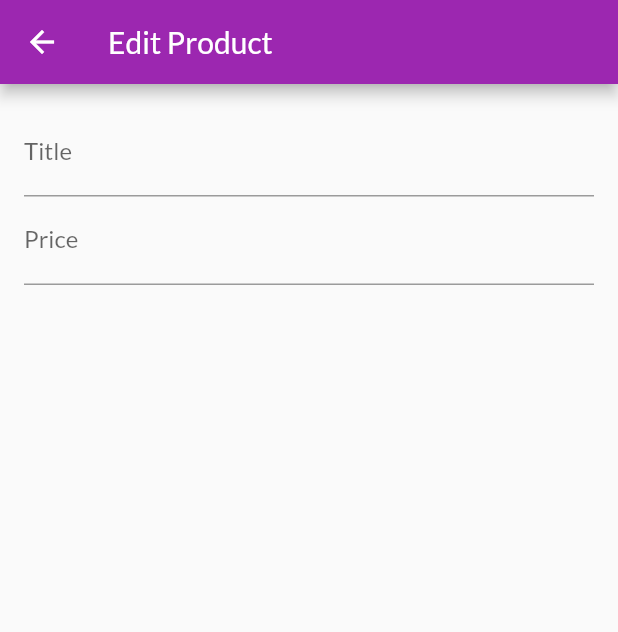
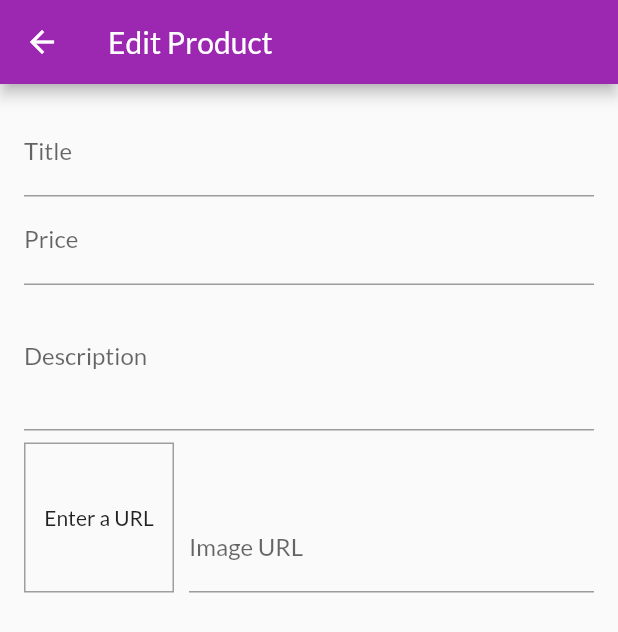
Before and after one commit to sollymay/shop_app, a Flutter app: the EditProductScreen screen opened by its route, on a phone screen of 412 x 824 dp. Shown: the top 632 px of the screen. Run offline on Flutter 3.47's test engine with Material 2 defaults, Android fonts, the phone set to English and light mode, and no system bars; network calls fail.

Commit message:
added image for user upload

```diff
--- a/lib/screens/edit_product_screen.dart
+++ b/lib/screens/edit_product_screen.dart
@@ -8,6 +8,32 @@ class EditProductScreen extends StatefulWidget {
 
 class _EditProductScreenState extends State<EditProductScreen> {
   final _priceFocusNode = FocusNode();
+  final _descriptionFocusNode = FocusNode();
+  final _imageUrlController = TextEditingController();
+  final _imageUrlFocusNode = FocusNode();
+
+  @override
+  void initState() {
+    _imageUrlFocusNode.addListener(_updateImageUrl);
+    super.initState();
+  }
+
+  void _updateImageUrl() {
+    if (!_imageUrlFocusNode.hasFocus) {
+      setState(() {});
+    }
+  }
+
+  @override
+  void dispose() {
+    _imageUrlFocusNode.removeListener(_updateImageUrl);
+    _priceFocusNode.dispose();
+    _descriptionFocusNode.dispose();
+    _imageUrlController.dispose();
+    _imageUrlFocusNode.dispose();
+    super.dispose();
+  }
+
   @override
   Widget build(BuildContext context) {
     return Scaffold(
@@ -29,6 +55,9 @@ class _EditProductScreenState extends State<EditProductScreen> {
                 textInputAction: TextInputAction.next,
               ),
               TextFormField(
+                onFieldSubmitted: (_) {
+                  FocusScope.of(context).requestFocus(_descriptionFocusNode);
+                },
                 decoration: InputDecoration(
                   labelText: 'Price',
                 ),
@@ -36,6 +65,43 @@ class _EditProductScreenState extends State<EditProductScreen> {
                 keyboardType: TextInputType.number,
                 focusNode: _priceFocusNode,
               ),
+              TextFormField(
+                maxLines: 3,
+                keyboardType: TextInputType.multiline,
+                decoration: InputDecoration(
+                  labelText: 'Description',
+                ),
+              ),
+              Row(
+                crossAxisAlignment: CrossAxisAlignment.end,
+                children: [
+                  Container(
+                    child: _imageUrlController.text.isEmpty
+                        ? Center(child: Text('Enter a URL'))
+                        : FittedBox(
+                            child: Image.network(_imageUrlController.text),
+                            fit: BoxFit.cover,
+                          ),
+                    width: 100,
+                    height: 100,
+                    margin: EdgeInsets.only(top: 8, right: 10),
+                    decoration: BoxDecoration(
+                        border: Border.all(width: 1, color: Colors.grey)),
+                  ),
+                  Expanded(
+                      child: TextFormField(
+                    decoration: InputDecoration(labelText: 'Image URL'),
+                    keyboardType: TextInputType.url,
+                    textInputAction: TextInputAction.done,
+                    controller: _imageUrlController,
+                    focusNode: _imageUrlFocusNode,
+                    onFieldSubmitted: (_) => setState(() {}),
+                    onEditingComplete: () {
+                      setState(() {});
+                    },
+                  )),
+                ],
+              )
             ],
           ),
         ),
```
